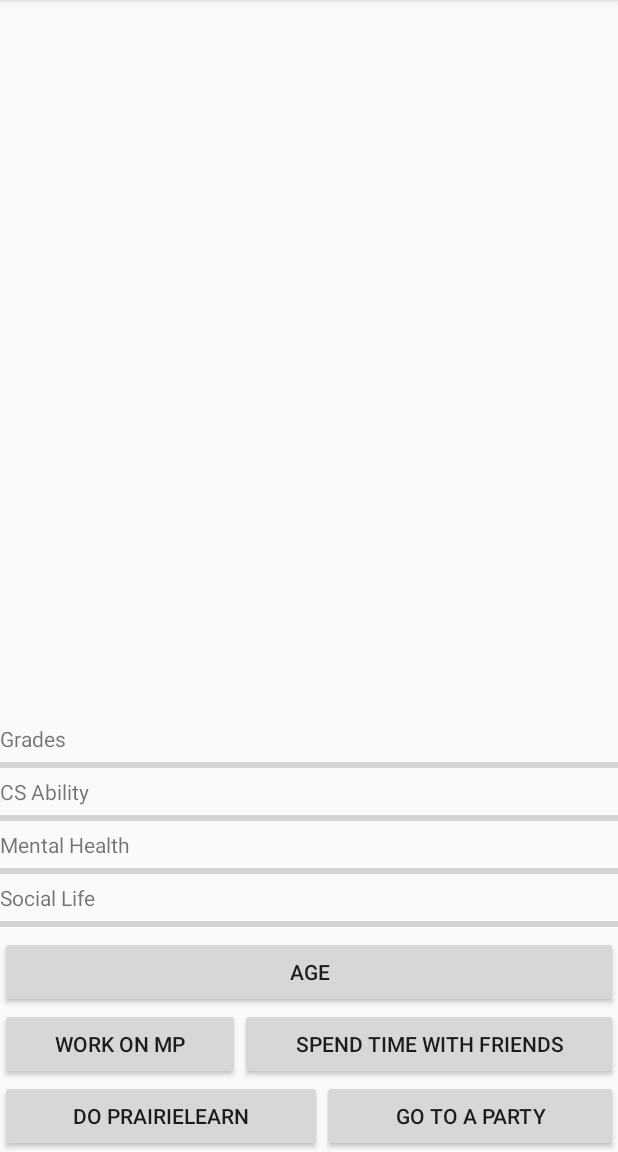
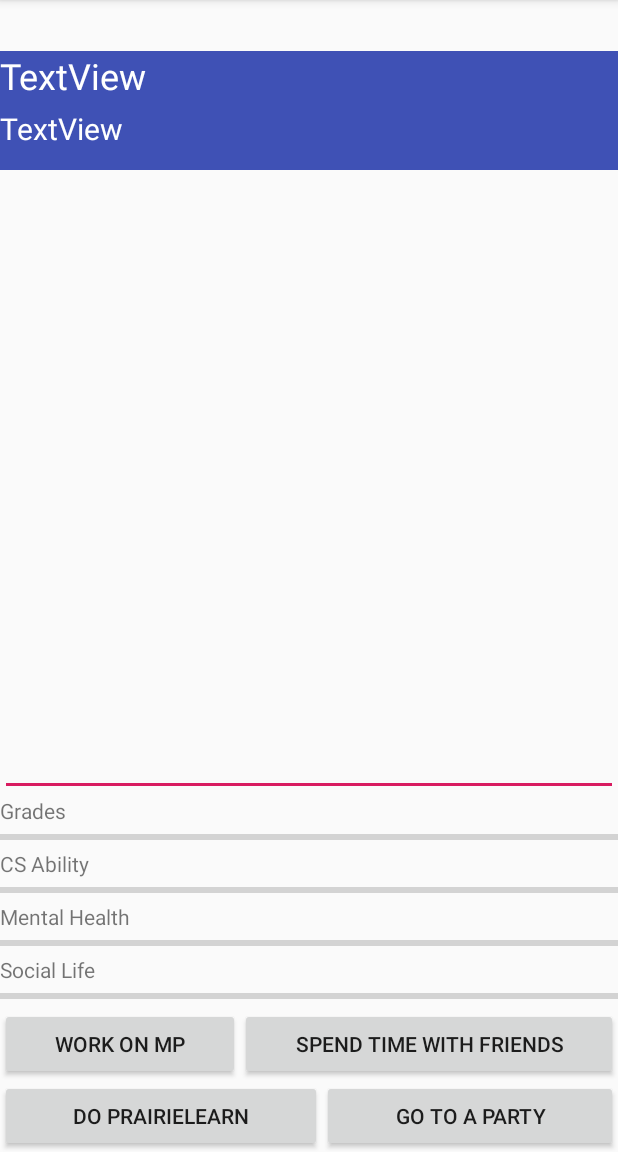
Before and after one commit to aeahn2/Final_Project, an Android app: the GameActivity screen opened directly, with no data from a screen before it, on a phone screen of 412 x 824 dp, the part 84-1236 px from its top. Run offline under Robolectric (Android 15) with nearby library versions, the phone set to English and light mode, and no system bars; 4 statements that could not run were skipped.

Commit message:
Checkpoint 0

```diff
--- a/app/src/main/java/com/example/finalproject/NewGameActivity.java
+++ b/app/src/main/java/com/example/finalproject/NewGameActivity.java
@@ -44,5 +44,6 @@ public final class NewGameActivity extends AppCompatActivity {
         } else if (gameMode.getCheckedRadioButtonId() == R.id.advanced) {
             Log.i(TAG, "advanced button clicked");
         }
+        startActivity(intent);
     }
 }
--- a/app/src/main/res/layout/activity_game.xml
+++ b/app/src/main/res/layout/activity_game.xml
@@ -4,6 +4,31 @@
     android:layout_height="match_parent"
     android:gravity="bottom"
     android:orientation="vertical">
+
+    <TextView
+        android:id="@+id/name"
+        android:layout_width="match_parent"
+        android:layout_height="38dp"
+        android:background="#3F51B5"
+        android:text="@string/textview3"
+        android:textColor="#FFFFFF"
+        android:textSize="24sp" />
+
+    <TextView
+        android:id="@+id/date"
+        android:layout_width="match_parent"
+        android:layout_height="41dp"
+        android:background="#3F51B5"
+        android:text="@string/textview4"
+        android:textColor="#FFFFFF"
+        android:textSize="20sp" />
+
+    <EditText
+        android:id="@+id/activityLog"
+        android:layout_width="match_parent"
+        android:layout_height="417dp"
+        android:ems="10"
+        android:inputType="textPersonName" />
 
     <TextView
         android:id="@+id/grades"
@@ -63,19 +88,6 @@
         android:orientation="horizontal">
 
         <Button
-            android:id="@+id/age"
-            android:layout_width="0dp"
-            android:layout_height="wrap_content"
-            android:layout_weight="1"
-            android:text="@string/age" />
-    </LinearLayout>
-
-    <LinearLayout
-        android:layout_width="match_parent"
-        android:layout_height="wrap_content"
-        android:orientation="horizontal">
-
-        <Button
             android:id="@+id/workMP"
             android:layout_width="wrap_content"
             android:layout_height="wrap_content"
--- a/app/src/main/res/values/strings.xml
+++ b/app/src/main/res/values/strings.xml
@@ -15,4 +15,6 @@
     <string name="spend_time_with_friends">Spend time with Friends</string>
     <string name="do_prairielearn">Do PrairieLearn</string>
     <string name="go_to_a_party">Go to a party</string>
+    <string name="textview3">TextView</string>
+    <string name="textview4">TextView</string>
 </resources>
```
Also changed, not shown: app/src/main/java/com/example/finalproject/GameActivity.java (+46 -0 lines).
